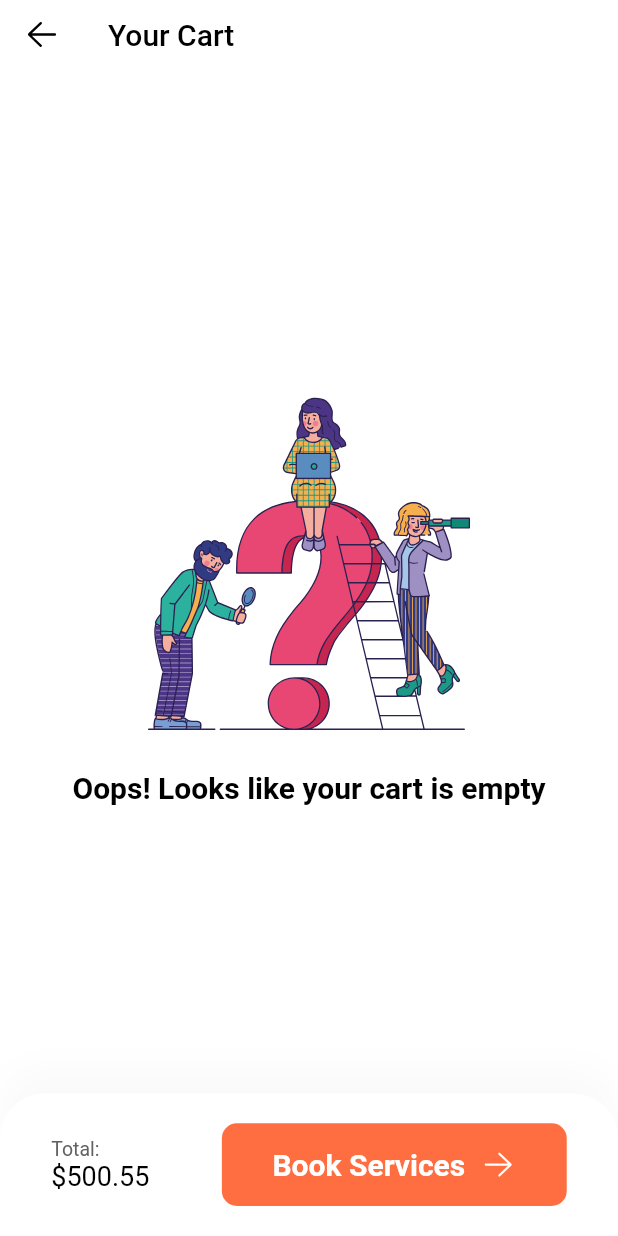
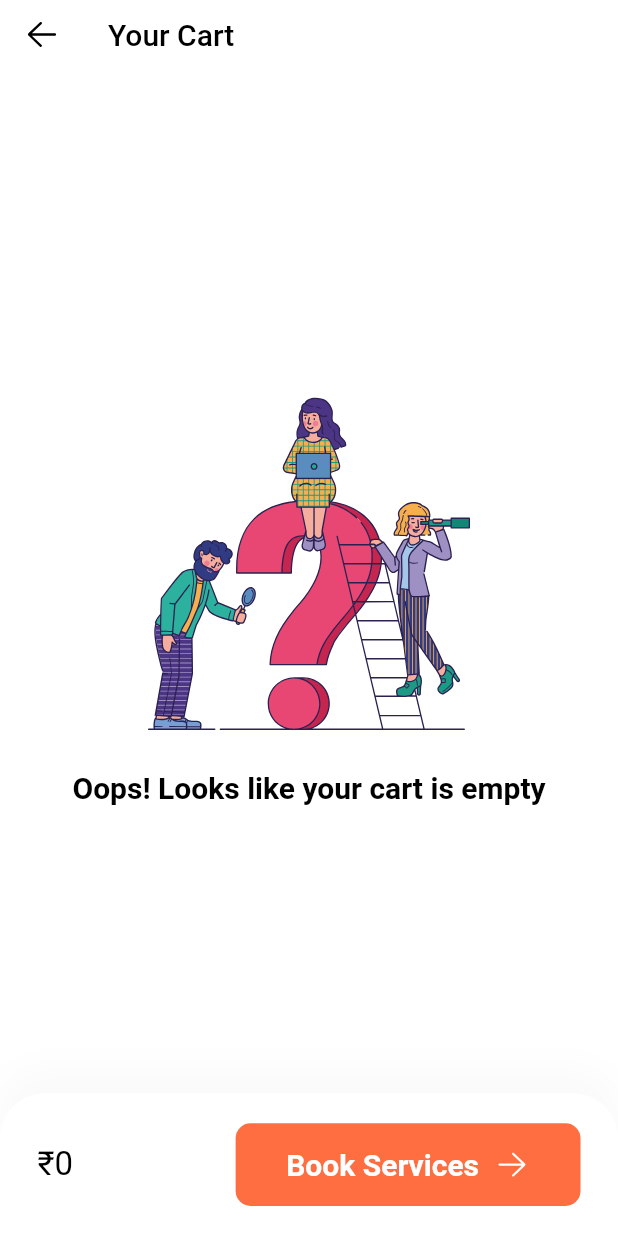
Before and after one commit to lakshya46jain/help4you, a Flutter app: the CartScreen screen opened directly, on a phone screen of 412 x 824 dp. Run offline on Flutter 3.47's test engine with Material 2 defaults, Android fonts, the phone set to English and light mode, and no system bars; our stand-ins replace cached_network_image, cloud_firestore, firebase_auth, firebase_core, firebase_storage, fluentui_system_icons and 8 more; missing offline and left inert: flutter_card_swipper, flutter_phone_direct_caller, international_phone_input, rate_my_app; accounts and stored records are empty; network calls fail; project files that could hold a hidden picture were left out.

Commit message:
Updating Total According To Value In Cart

```diff
--- a/lib/screens/cart_screen/body.dart
+++ b/lib/screens/cart_screen/body.dart
@@ -17,7 +17,7 @@
 class _BodyState extends State<Body> {
   @override
   Widget build(BuildContext context) {
-    // Get User UID
+    // Get User
     final user = Provider.of<Help4YouUser>(context);
 
     return Padding(
--- a/lib/screens/cart_screen/bottom_navigation_bar.dart
+++ b/lib/screens/cart_screen/bottom_navigation_bar.dart
@@ -1,13 +1,20 @@
 // Flutter Imports
 import 'package:flutter/material.dart';
 // Dependency Imports
+import 'package:provider/provider.dart';
 import 'package:fluentui_system_icons/fluentui_system_icons.dart';
 // File Imports
+import 'package:help4you/models/user_model.dart';
+import 'package:help4you/services/database.dart';
+import 'package:help4you/models/cart_service_model.dart';
 import 'package:help4you/constants/signature_button.dart';
 
 class CartNavBar extends StatelessWidget {
   @override
   Widget build(BuildContext context) {
+    // Get User
+    final user = Provider.of<Help4YouUser>(context);
+
     return Container(
       decoration: BoxDecoration(
         borderRadius: BorderRadius.only(
@@ -25,30 +32,28 @@
       ),
       child: SafeArea(
         child: Padding(
-          padding: EdgeInsets.symmetric(vertical: 20.0, horizontal: 10.0),
+          padding: EdgeInsets.symmetric(vertical: 20.0, horizontal: 25.0),
           child: Row(
-            mainAxisAlignment: MainAxisAlignment.spaceAround,
+            mainAxisAlignment: MainAxisAlignment.spaceBetween,
             children: [
-              Column(
-                mainAxisSize: MainAxisSize.min,
-                crossAxisAlignment: CrossAxisAlignment.start,
-                children: [
-                  Text(
-                    "Total:",
+              StreamBuilder(
+                stream: DatabaseService(uid: user.uid).cartServiceData,
+                builder: (context, snapshot) {
+                  int total = 0;
+                  List<Help4YouCartServices> cartServices = snapshot.data;
+                  if (snapshot.connectionState == ConnectionState.active) {
+                    for (Help4YouCartServices cartService in cartServices) {
+                      total += cartService.servicePrice * cartService.quantity;
+                    }
+                  }
+                  return Text(
+                    "₹$total",
                     style: TextStyle(
-                      color: Colors.grey[700],
-                      fontSize: 13.0,
-                    ),
-                  ),
-                  Text(
-                    // TODO: Update Price According To The Value of Items In Cart
-                    "\$500.55",
-                    style: TextStyle(
-                      fontSize: 18.0,
+                      fontSize: 22.0,
                       color: Colors.black,
                     ),
-                  ),
-                ],
+                  );
+                },
               ),
               SizedBox(
                 width: MediaQuery.of(context).size.width / (1792 / 1000),
--- a/lib/screens/cart_screen/cart_service_tile.dart
+++ b/lib/screens/cart_screen/cart_service_tile.dart
@@ -27,7 +27,7 @@
   });
   @override
   Widget build(BuildContext context) {
-    // Get User UID
+    // Get User
     final user = Provider.of<Help4YouUser>(context);
 
     return Padding(
--- a/lib/screens/edit_profile_screen/app_bar.dart
+++ b/lib/screens/edit_profile_screen/app_bar.dart
@@ -33,7 +33,7 @@
 
   @override
   Widget build(BuildContext context) {
-    // Get User from Provider Package
+    // Get User
     final user = Provider.of<Help4YouUser>(context);
 
     return AppBar(
--- a/lib/screens/edit_profile_screen/stream_builder.dart
+++ b/lib/screens/edit_profile_screen/stream_builder.dart
@@ -31,6 +31,7 @@
 
   @override
   Widget build(BuildContext context) {
+    // Get User
     final user = Provider.of<Help4YouUser>(context);
 
     return Padding(
--- a/lib/screens/home_screen/header.dart
+++ b/lib/screens/home_screen/header.dart
@@ -13,7 +13,7 @@
 class HomeHeader extends StatelessWidget {
   @override
   Widget build(BuildContext context) {
-    // Get User UID
+    // Get User
     final user = Provider.of<Help4YouUser>(context);
 
     // Key Variables
--- a/lib/screens/home_screen/occupation_list_builder.dart
+++ b/lib/screens/home_screen/occupation_list_builder.dart
@@ -12,7 +12,7 @@
 class OccupationListBuilder extends StatelessWidget {
   @override
   Widget build(BuildContext context) {
-    // Get User UID
+    // Get User
     final user = Provider.of<Help4YouUser>(context);
 
     return Column(
--- a/lib/screens/register_profile_screen/body.dart
+++ b/lib/screens/register_profile_screen/body.dart
@@ -41,7 +41,7 @@
 
   @override
   Widget build(BuildContext context) {
-    // Get User from Provider Package
+    // Get User
     final user = Provider.of<Help4YouUser>(context);
 
     return SingleChildScrollView(
--- a/lib/screens/register_profile_screen/stream_builder.dart
+++ b/lib/screens/register_profile_screen/stream_builder.dart
@@ -31,6 +31,7 @@
 
   @override
   Widget build(BuildContext context) {
+    // Get User
     final user = Provider.of<Help4YouUser>(context);
 
     return Padding(
```
